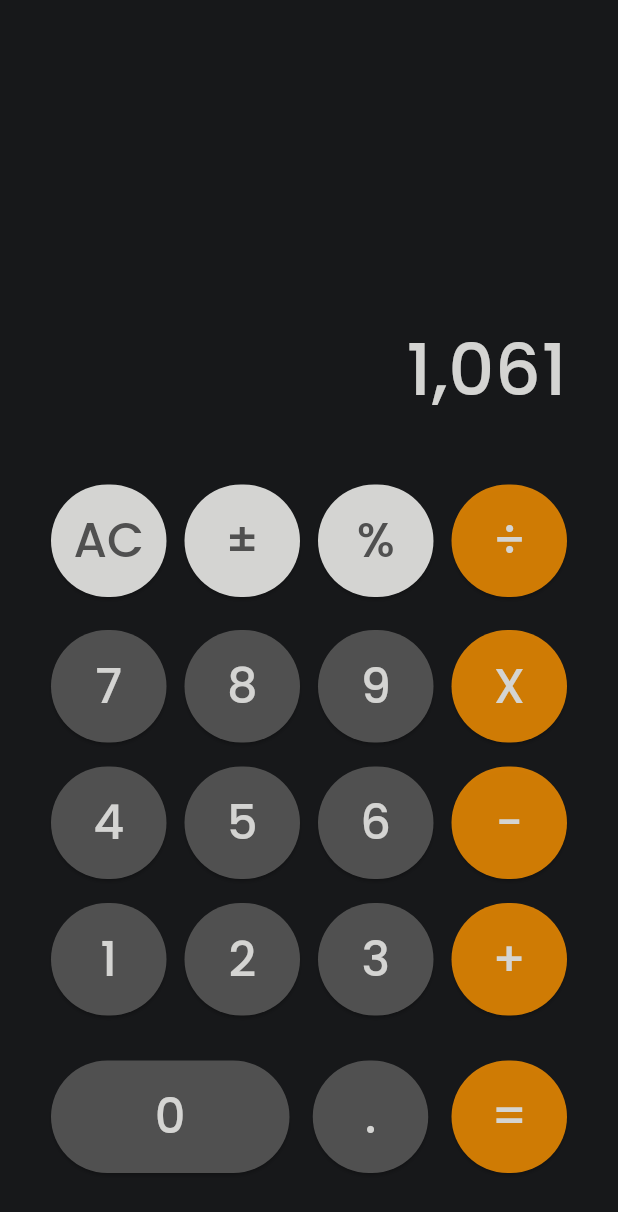
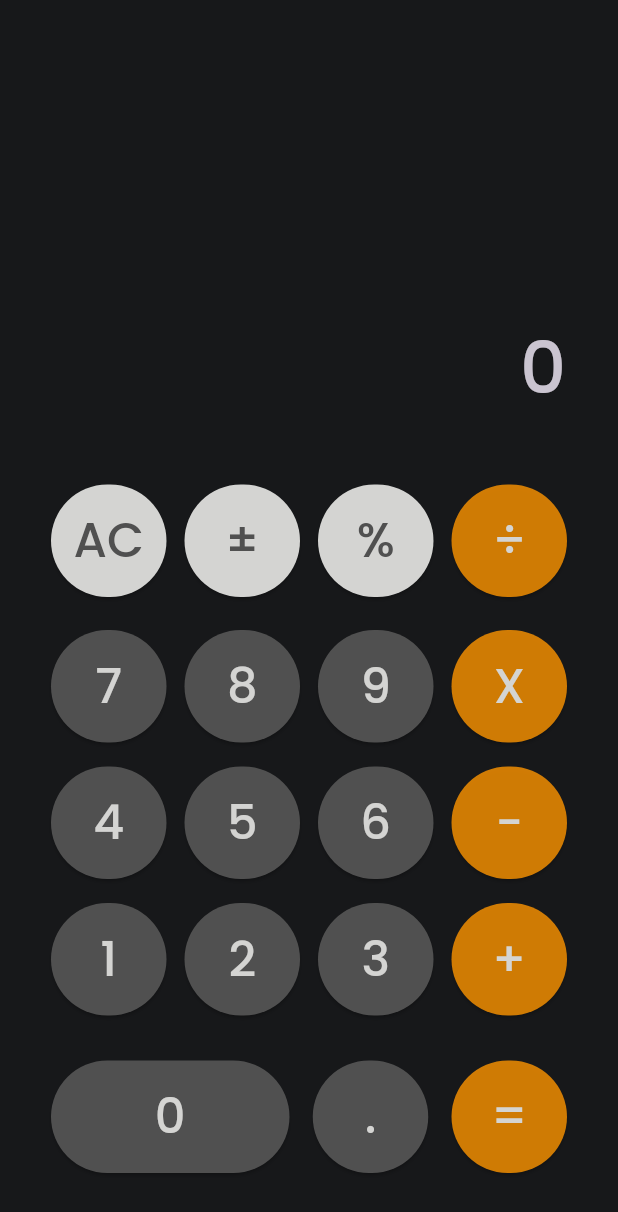
Before and after one commit to HamzaAlwajeeh/Calculator, a Flutter app: the screen it shows after launch, on a phone screen of 412 x 824 dp. Shown: the top 1212 px of the screen. Run offline on Flutter 3.47's test engine with Material 3 defaults, Android fonts, the phone set to English and light mode, and no system bars.

Commit message:
Add custom text field with cursor color

```diff
--- /dev/null
+++ b/lib/Featurs/home/presentation/Views/widgets/custom_text_field.dart
@@ -0,0 +1,23 @@
+import 'package:calculator/core/styles/styles.dart';
+import 'package:flutter/material.dart';
+
+class CustomTextField extends StatelessWidget {
+  const CustomTextField({super.key});
+
+  @override
+  Widget build(BuildContext context) {
+    return TextField(
+      keyboardType: TextInputType.number,
+      decoration: InputDecoration(
+        contentPadding: EdgeInsets.zero,
+        border: InputBorder.none,
+        hintText: '0',
+        hintStyle: Styles.textStyle48,
+      ),
+      style: Styles.textStyle48,
+      textAlign: TextAlign.right,
+      readOnly: true,
+      showCursor: true,
+    );
+  }
+}
--- a/lib/Featurs/home/presentation/Views/widgets/home_view_body.dart
+++ b/lib/Featurs/home/presentation/Views/widgets/home_view_body.dart
@@ -1,6 +1,5 @@
 import 'package:calculator/Featurs/home/presentation/Views/widgets/button_section.dart';
-import 'package:calculator/constants/constants.dart';
-import 'package:calculator/core/styles/styles.dart';
+import 'package:calculator/Featurs/home/presentation/Views/widgets/custom_text_field.dart';
 import 'package:flutter/material.dart';
 
 class HomeViewBody extends StatelessWidget {
@@ -13,14 +12,7 @@ class HomeViewBody extends StatelessWidget {
       child: Column(
         mainAxisAlignment: MainAxisAlignment.end,
         crossAxisAlignment: CrossAxisAlignment.end,
-        children: [
-          Text(
-            '1,061',
-            style: Styles.textStyle48.copyWith(color: ColorsStyles.greyColor),
-            textAlign: TextAlign.right,
-          ),
-          ButtonsSection(),
-        ],
+        children: [CustomTextField(), ButtonsSection()],
       ),
     );
   }
--- a/lib/main.dart
+++ b/lib/main.dart
@@ -15,6 +15,9 @@ class MyCalculator extends StatelessWidget {
       title: 'Calculator',
       debugShowCheckedModeBanner: false,
       theme: ThemeData.dark().copyWith(
+        textSelectionTheme: const TextSelectionThemeData(
+          cursorColor: ColorsStyles.greyColor,
+        ),
         scaffoldBackgroundColor: ColorsStyles.scaffoldDarkBackgroundColor,
       ),
       home: HomeView(),
```
